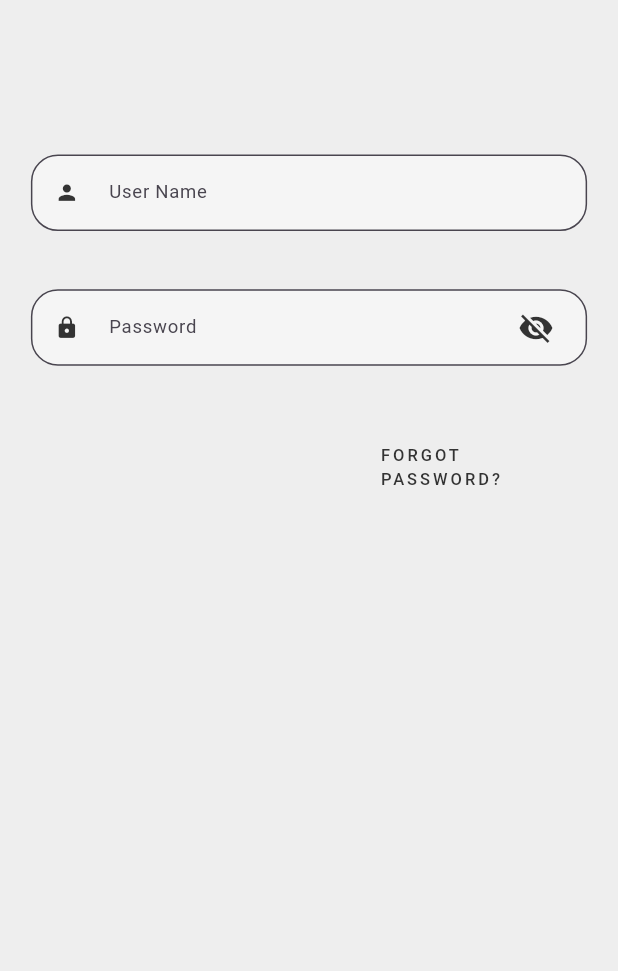
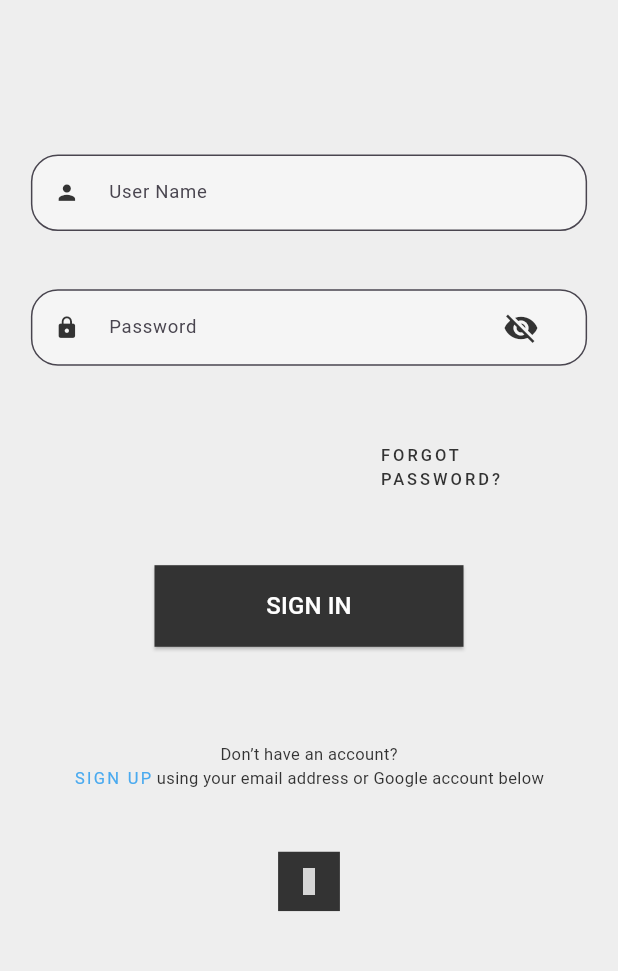
Before and after one commit to sami-MhdAmin/mall-automation-system, a Flutter app: the screen it shows after launch, on a phone screen of 412 x 824 dp, the part 248-1219 px from its top. Run offline on Flutter 3.47's test engine with Material 2 defaults, Android fonts, the phone set to English and light mode, and no system bars; our stand-ins replace flutter_vector_icons; grey boxes are pictures that could not be loaded.

Commit message:
login page UI

```diff
--- a/lib/helpers/app_colors.dart
+++ b/lib/helpers/app_colors.dart
@@ -1,8 +1,7 @@
 import 'package:flutter/material.dart';
 
-class AppColors{
-  static Color backgroundL =const Color(0xFFEEEEEE);
-  static Color foregroundL =const Color(0xFF333333);
-
-
+class AppColors {
+  static Color backgroundL = const Color(0xFFEEEEEE);
+  static Color foregroundL = const Color(0xFF333333);
+  static Color blue = const Color(0xFF4AAAEF);
 }
--- a/lib/screen/login_page.dart
+++ b/lib/screen/login_page.dart
@@ -4,6 +4,9 @@ import '../helpers/app_colors.dart';
 import '../widgets/custom_text_field.dart';
 import '../widgets/custom_text_field_password.dart';
 import '../widgets/forgot_password_button.dart';
+import '../widgets/sign_in_button.dart';
+import '../widgets/sign_with_google.dart';
+import '../widgets/string_to_sign_up.dart';
 
 class LoginPage extends StatelessWidget {
   LoginPage({super.key});
@@ -58,7 +61,22 @@ class LoginPage extends StatelessWidget {
                 print("hello");
               },
             ),
-
+            SizedBox(
+              height: MediaQuery.of(context).size.height * 0.05,
+            ),
+            Center(
+                child:
+                    SignInButton(onPressedFunctio: () => print("Im sign in"))),
+            SizedBox(
+              height: MediaQuery.of(context).size.height * 0.077,
+            ),
+            const StringToSignUp(),
+            SizedBox(
+              height: MediaQuery.of(context).size.height * 0.05,
+            ),
+            SignWithGoogle(
+              onPressedFunctio: () => print("I'm  sign with google"),
+            ),
           ],
         ),
       ),
--- a/lib/widgets/custom_text_field_password.dart
+++ b/lib/widgets/custom_text_field_password.dart
@@ -51,8 +51,9 @@ class _CustomTextFieldPasswordState extends State<CustomTextFieldPassword> {
             color: AppColors.foregroundL,
             size: MediaQuery.of(context).size.width * 0.04,
           ),
-          suffixIcon: IconButton(
+          suffixIcon: Padding(
             padding: const EdgeInsets.only(right: 20),
+            child: IconButton(
               onPressed: () {
                 setState(() {
                   visibility = !visibility;
@@ -65,7 +66,8 @@ class _CustomTextFieldPasswordState extends State<CustomTextFieldPassword> {
               ),
             ),
           ),
-        obscureText: !visibility,
+        ),
+        obscureText: visibility,
         controller: widget.x,
         validator: (value) {
           if (value == null || value.isEmpty) {
--- /dev/null
+++ b/lib/widgets/sign_in_button.dart
@@ -0,0 +1,26 @@
+import 'package:flutter/material.dart';
+
+import '../helpers/app_colors.dart';
+
+class SignInButton extends StatelessWidget {
+  const SignInButton({required this.onPressedFunctio, super.key});
+  final Function() onPressedFunctio;
+  @override
+  Widget build(BuildContext context) {
+    return SizedBox(
+      width: MediaQuery.of(context).size.width * 0.5,
+      height: MediaQuery.of(context).size.height * 0.066,
+      child: ElevatedButton(
+        onPressed: onPressedFunctio,
+        style: ElevatedButton.styleFrom(
+          backgroundColor: AppColors.foregroundL,
+          shape: const LinearBorder(),
+        ),
+        child: const Text(
+          "SIGN IN",
+          style: TextStyle(fontSize: 16, color: Colors.white),
+        ),
+      ),
+    );
+  }
+}
--- /dev/null
+++ b/lib/widgets/sign_with_google.dart
@@ -0,0 +1,28 @@
+import 'package:flutter/material.dart';
+
+import 'package:flutter_vector_icons/flutter_vector_icons.dart';
+import '../helpers/app_colors.dart';
+
+class SignWithGoogle extends StatelessWidget {
+  const SignWithGoogle({required this.onPressedFunctio, super.key});
+  final Function() onPressedFunctio;
+
+  @override
+  Widget build(BuildContext context) {
+    return InkWell(
+      onTap: onPressedFunctio,
+      child: Container(
+        height: MediaQuery.of(context).size.height * 0.048,
+        width: MediaQuery.of(context).size.width * 0.1,
+        color: AppColors.foregroundL,
+        child: const Center(
+          child: Icon(
+            MaterialCommunityIcons.google,
+            color: Colors.white,
+            size: 18,
+          ),
+        ),
+      ),
+    );
+  }
+}
--- /dev/null
+++ b/lib/widgets/string_to_sign_up.dart
@@ -0,0 +1,42 @@
+import 'package:flutter/material.dart';
+
+import '../helpers/app_colors.dart';
+
+class StringToSignUp extends StatelessWidget {
+  const StringToSignUp({super.key});
+
+  @override
+  Widget build(BuildContext context) {
+    return Column(
+      mainAxisAlignment: MainAxisAlignment.center,
+      children: [
+        Text(
+          "Don’t have an account?",
+          style: TextStyle(color: AppColors.foregroundL, fontSize: 11),
+        ),
+        Row(
+          mainAxisAlignment: MainAxisAlignment.center,
+          children: [
+            InkWell(
+              onTap: () {
+                //TODO: navigate to signup page
+              },
+              child: Text(
+                "SIGN UP",
+                style: TextStyle(
+                  letterSpacing: 1.5,
+                  color: AppColors.blue,
+                  fontSize: 11,
+                ),
+              ),
+            ),
+            Text(
+              " using your email address or Google account below",
+              style: TextStyle(color: AppColors.foregroundL, fontSize: 11),
+            ),
+          ],
+        )
+      ],
+    );
+  }
+}
--- a/pubspec.yaml
+++ b/pubspec.yaml
@@ -35,6 +35,7 @@ dependencies:
   # The following adds the Cupertino Icons font to your application.
   # Use with the CupertinoIcons class for iOS style icons.
   cupertino_icons: ^1.0.2
+  flutter_vector_icons: ^2.0.0
 
 dev_dependencies:
   flutter_test:
```
Also changed, not shown: pubspec.lock. Lines whose indentation alone changed are shown as unchanged.
